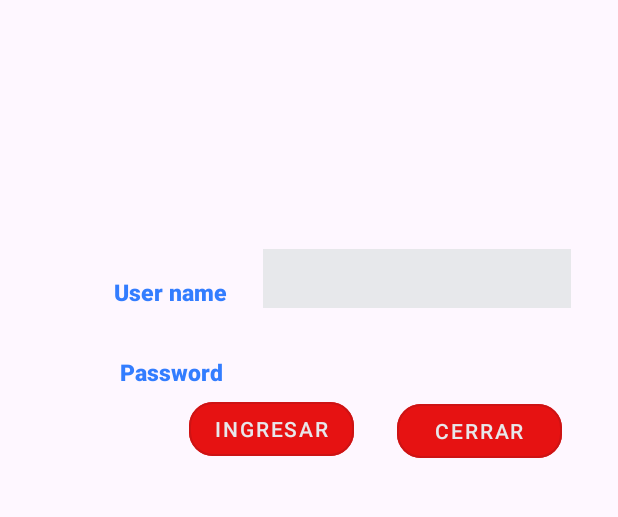
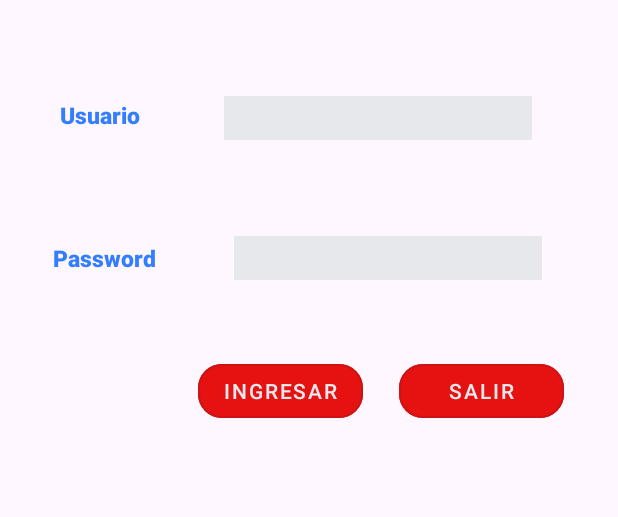
Before and after one commit to Victor120y/Victor120y-evaluacion-practica-1-DAM, an Android app: the screen it shows after launch (MainActivity), on a phone screen of 412 x 824 dp, the part 96-613 px from its top. Run offline under Robolectric (Android 15) with nearby library versions, the phone set to English and light mode, and no system bars.

Commit message:
cambiando interfaz

```diff
--- a/app/src/main/res/layout/activity_main.xml
+++ b/app/src/main/res/layout/activity_main.xml
@@ -10,41 +10,48 @@
     <androidx.appcompat.widget.Toolbar
         android:id="@+id/toolbar"
         android:layout_width="0dp"
-        android:layout_height="wrap_content"
+        android:layout_height="64dp"
         android:background="?attr/colorPrimary"
         android:minHeight="?attr/actionBarSize"
         android:theme="?attr/actionBarTheme"
+        app:layout_constraintBottom_toBottomOf="parent"
         app:layout_constraintEnd_toEndOf="parent"
+        app:layout_constraintHorizontal_bias="1.0"
         app:layout_constraintStart_toStartOf="parent"
-        app:layout_constraintTop_toTopOf="parent" />
+        app:layout_constraintTop_toTopOf="parent"
+        app:layout_constraintVertical_bias="0.0" />
 
     <TextView
         android:id="@+id/lblUsername"
         android:layout_width="wrap_content"
-        android:layout_height="wrap_content"
-        android:layout_marginStart="76dp"
-        android:layout_marginTop="184dp"
-        android:text="User name"
+        android:layout_height="29dp"
+        android:layout_marginStart="36dp"
+        android:layout_marginTop="66dp"
+        android:layout_marginEnd="52dp"
+        android:text="Usuario"
+        app:layout_constraintEnd_toStartOf="@+id/editTextText"
         app:layout_constraintStart_toStartOf="parent"
         app:layout_constraintTop_toBottomOf="@+id/toolbar" />
 
     <TextView
         android:id="@+id/lblpassword"
         android:layout_width="wrap_content"
-        android:layout_height="wrap_content"
-        android:layout_marginStart="80dp"
-        android:layout_marginTop="32dp"
+        android:layout_height="29dp"
+        android:layout_marginStart="36dp"
+        android:layout_marginTop="66dp"
+        android:layout_marginEnd="52dp"
         android:text="Password"
+        app:layout_constraintEnd_toStartOf="@+id/editTextTextPassword"
+        app:layout_constraintHorizontal_bias="0.0"
         app:layout_constraintStart_toStartOf="parent"
         app:layout_constraintTop_toBottomOf="@+id/lblUsername" />
 
     <EditText
         android:id="@+id/editTextText"
         android:layout_width="205dp"
-        android:layout_height="39dp"
-        android:layout_marginStart="16dp"
-        android:layout_marginTop="166dp"
-        android:layout_marginEnd="24dp"
+        android:layout_height="29dp"
+        android:layout_marginTop="64dp"
+        android:layout_marginEnd="53dp"
         android:inputType="text"
         android:text=""
         app:layout_constraintEnd_toEndOf="parent"
@@ -54,28 +61,23 @@
     <EditText
         android:id="@+id/editTextTextPassword"
         android:layout_width="205dp"
-        android:layout_height="39dp"
-        android:layout_marginStart="16dp"
-        android:layout_marginTop="16dp"
-        android:layout_marginEnd="24dp"
-        android:layout_marginBottom="560dp"
+        android:layout_height="29dp"
+        android:layout_marginTop="64dp"
+        android:layout_marginEnd="52dp"
         android:inputType="textPassword"
-        app:layout_constraintBottom_toBottomOf="parent"
         app:layout_constraintEnd_toEndOf="parent"
-        app:layout_constraintHorizontal_bias="0.538"
         app:layout_constraintStart_toEndOf="@+id/lblpassword"
-        app:layout_constraintTop_toBottomOf="@+id/editTextText"
-        app:layout_constraintVertical_bias="0.25" />
+        app:layout_constraintTop_toBottomOf="@+id/editTextText" />
 
     <Button
         android:id="@+id/button"
         android:layout_width="110dp"
         android:layout_height="48dp"
-        android:layout_marginStart="140dp"
-        android:layout_marginTop="76dp"
-        android:layout_marginEnd="5dp"
+        android:layout_marginStart="145dp"
+        android:layout_marginTop="50dp"
+        android:layout_marginEnd="22dp"
         android:text="Ingresar"
-        app:layout_constraintEnd_toStartOf="@id/button2"
+        app:layout_constraintEnd_toStartOf="@+id/button2"
         app:layout_constraintStart_toStartOf="parent"
         app:layout_constraintTop_toBottomOf="@+id/editTextTextPassword" />
 
@@ -83,10 +85,10 @@
         android:id="@+id/button2"
         android:layout_width="110dp"
         android:layout_height="48dp"
-        android:layout_marginStart="23dp"
-        android:layout_marginTop="77dp"
-        android:layout_marginEnd="52dp"
-        android:text="Cerrar"
+        android:layout_marginStart="2dp"
+        android:layout_marginTop="50dp"
+        android:layout_marginEnd="50dp"
+        android:text="Salir"
         app:layout_constraintEnd_toEndOf="parent"
         app:layout_constraintStart_toEndOf="@+id/button"
         app:layout_constraintTop_toBottomOf="@+id/editTextTextPassword" />
```
